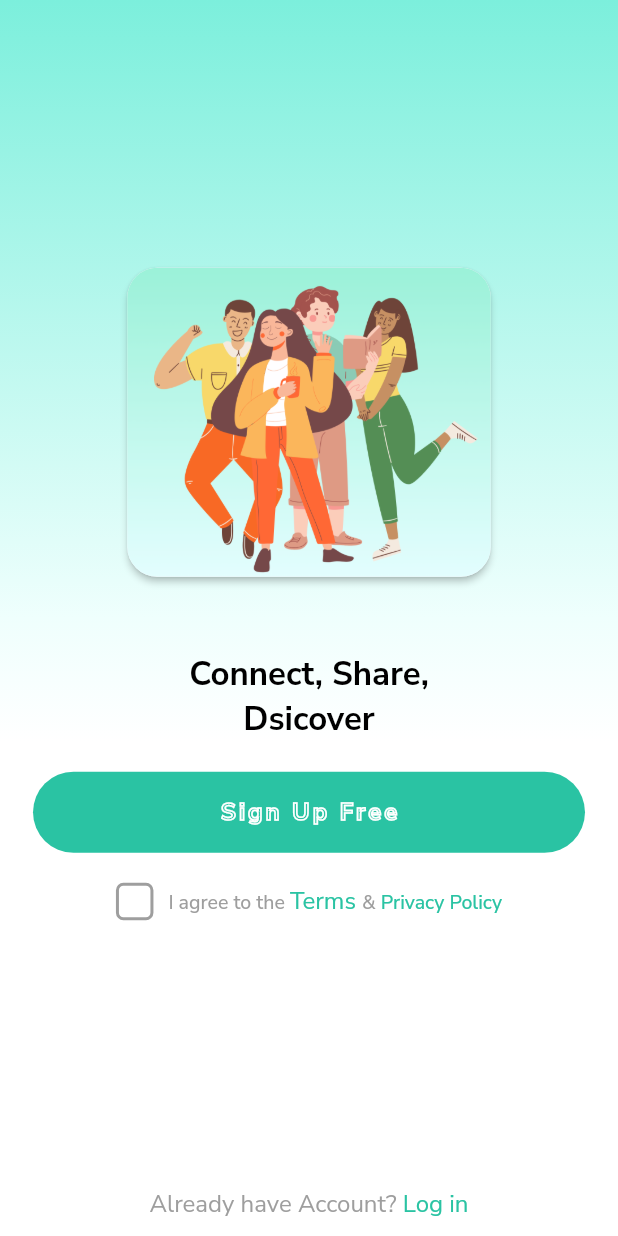
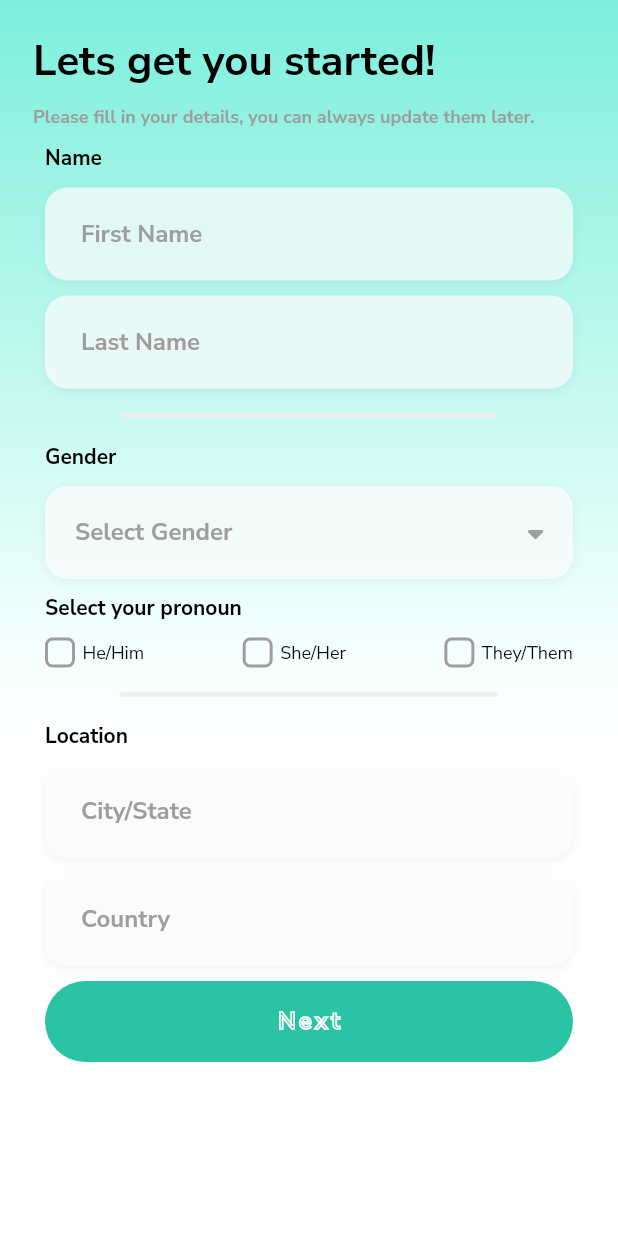
Before and after one commit to addy-96/Gramify, a Flutter app: the screen it shows after launch, on a phone screen of 412 x 824 dp. Run offline on Flutter 3.47's test engine with Material 3 defaults, Android fonts, the phone set to English and light mode, and no system bars; our stand-ins replace dio, dotted_border, flutter_bloc, flutter_dotenv, font_awesome_flutter, fpdart and 5 more.

Commit message:
draft: added profile fill up screen and other realted ui stuff

```diff
--- a/lib/core/enums.dart
+++ b/lib/core/enums.dart
@@ -1,6 +1 @@
-enum Validator {
-  email,
-  password,
-  username,
-  phone,
-}
+enum Validator { email, password, username, phone, firstName, lastName, state, country }
--- a/lib/core/routes/go_router.dart
+++ b/lib/core/routes/go_router.dart
@@ -1,16 +1,18 @@
 import 'package:go_router/go_router.dart';
 import 'package:gramify/core/routes/go_routes.dart';
+import 'package:gramify/features/auth/presentation/screens/fill_profile_screen.dart';
 import 'package:gramify/features/auth/presentation/screens/login_screen.dart';
 import 'package:gramify/features/auth/presentation/screens/onboarding_screen.dart';
 import 'package:gramify/features/auth/presentation/screens/register_screen.dart';
 import 'package:gramify/features/wrapper/presentation/screens/wrapper_screen.dart';
 
 final GoRouter router = GoRouter(
-  initialLocation: '/onboarding',
+  initialLocation: '/fill-profile',
   routes: [
     GoRoute(path: '/onboarding', builder: (context, state) => const OnboardingScreen(), name: GoRoutes.onboardingRoute),
     GoRoute(path: '/register', builder: (context, state) => const RegisterScreen(), name: GoRoutes.registerRoute),
     GoRoute(path: '/login', builder: (context, state) => const LoginScreen(), name: GoRoutes.loginRoute),
     GoRoute(path: '/wrapper', builder: (context, state) => const WrapperScreen(), name: GoRoutes.wrapperRoute),
+    GoRoute(path: '/fill-profile', builder: (context, state) => const FillProfileScreen(), name: GoRoutes.fillProfileRoute),
   ],
 );
--- a/lib/core/routes/go_routes.dart
+++ b/lib/core/routes/go_routes.dart
@@ -3,4 +3,5 @@ class GoRoutes {
   static const loginRoute = 'login';
   static const registerRoute = 'regiester';
   static const wrapperRoute = 'wrapper';
+  static const fillProfileRoute = 'fill-profile';
 }
--- a/lib/core/utils.dart
+++ b/lib/core/utils.dart
@@ -41,6 +41,18 @@ class Utils {
           return null;
         }
         return "Please enter a valid 10-digit phone number";
+      case Validator.firstName:
+        // TODO: Handle this case.
+        throw UnimplementedError();
+      case Validator.lastName:
+        // TODO: Handle this case.
+        throw UnimplementedError();
+      case Validator.state:
+        // TODO: Handle this case.
+        throw UnimplementedError();
+      case Validator.country:
+        // TODO: Handle this case.
+        throw UnimplementedError();
     }
   }
 
--- /dev/null
+++ b/lib/core/widgets/app_drop_down.dart
@@ -0,0 +1,112 @@
+import 'package:flutter/material.dart';
+import 'package:font_awesome_flutter/font_awesome_flutter.dart';
+import 'package:gramify/core/theme/colors.dart';
+import 'package:gramify/core/theme/text_styles.dart';
+
+class AppDropDown extends StatefulWidget {
+  const AppDropDown({super.key, required this.defaultText, required this.options});
+  final String defaultText;
+  final List<String> options;
+
+  @override
+  State<AppDropDown> createState() => _AppDropDownState();
+}
+
+class _AppDropDownState extends State<AppDropDown> {
+  OverlayEntry? _overlayEntry;
+  String? selectedOption;
+
+  void _showMenu() async {
+    final RenderBox renderBox = context.findRenderObject() as RenderBox;
+    final Offset position = renderBox.localToGlobal(Offset.zero);
+    final Size size = renderBox.size;
+
+    _overlayEntry = OverlayEntry(
+      builder: (context) {
+        return GestureDetector(
+          behavior: HitTestBehavior.translucent,
+          onTap: () {
+            _overlayEntry?.remove();
+            _overlayEntry = null;
+          },
+          child: Stack(
+            children: [
+              Positioned(
+                top: position.dy + size.height,
+                left: 40,
+                right: 40,
+                child: Material(
+                  elevation: 6,
+                  borderRadius: BorderRadius.circular(20),
+                  child: Container(
+                    width: 150,
+                    decoration: BoxDecoration(borderRadius: BorderRadius.circular(20), color: Colors.white),
+                    padding: const EdgeInsets.all(8),
+                    child: Column(
+                      mainAxisSize: MainAxisSize.min,
+                      children:
+                          widget.options
+                              .map(
+                                (option) => InkWell(
+                                  splashColor: Appcolors.gradientMint,
+                                  onTap: () {
+                                    _overlayEntry?.remove();
+                                    _overlayEntry = null;
+                                    setState(() {
+                                      selectedOption = option;
+                                    });
+                                  },
+                                  child: Container(
+                                    decoration: BoxDecoration(
+                                      borderRadius: BorderRadius.circular(20),
+                                      color: option == selectedOption ? Appcolors.gradientMint.withValues(alpha: 0.5) : Colors.transparent,
+                                    ),
+                                    width: double.infinity,
+                                    padding: const EdgeInsets.symmetric(vertical: 12, horizontal: 16),
+                                    child: Text(option, style: AppTextStyles.bodyLarge()),
+                                  ),
+                                ),
+                              )
+                              .toList(),
+                    ),
+                  ),
+                ),
+              ),
+            ],
+          ),
+        );
+      },
+    );
+
+    Overlay.of(context).insert(_overlayEntry!);
+    return;
+  }
+
+  @override
+  Widget build(BuildContext context) {
+    return InkWell(
+      onTap: () async {
+        _showMenu();
+      },
+      child: Container(
+        width: double.infinity,
+        padding: const EdgeInsets.all(20),
+        decoration: BoxDecoration(
+          color: Colors.white70,
+          borderRadius: BorderRadius.circular(15),
+          boxShadow: [BoxShadow(color: Colors.black.withValues(alpha: 0.05), blurRadius: 5, offset: const Offset(0, 2))],
+        ),
+        child: Row(
+          mainAxisAlignment: MainAxisAlignment.spaceBetween,
+          children: [
+            Text(
+              selectedOption ?? widget.defaultText,
+              style: AppTextStyles.bodyLarge().copyWith(fontWeight: FontWeight.bold, color: selectedOption == null ? Colors.grey.shade500 : Colors.black),
+            ),
+            FaIcon(FontAwesomeIcons.caretDown, size: 16, color: Colors.grey.shade500),
+          ],
+        ),
+      ),
+    );
+  }
+}
--- a/lib/core/widgets/gsnack.dart
+++ /dev/null
@@ -1,30 +0,0 @@
-import 'package:flutter/material.dart';
-import 'package:gramify/core/theme/colors.dart';
-import 'package:gramify/core/theme/text_styles.dart';
-
-dynamic gSnack(BuildContext context, String message) =>
-    ScaffoldMessenger.of(context)
-      ..clearSnackBars()
-      ..showSnackBar(
-        SnackBar(
-          behavior: SnackBarBehavior.floating,
-          dismissDirection: DismissDirection.down,
-          duration: const Duration(seconds: 2),
-          padding: const EdgeInsets.all(0),
-          backgroundColor: Colors.transparent,
-          content: Container(
-            height: 60,
-            width: double.infinity,
-            decoration: BoxDecoration(
-              borderRadius: BorderRadius.circular(20),
-              border: Border.all(width: 0.2, color: Colors.grey.shade300),
-              gradient: const LinearGradient(
-                begin: Alignment.topLeft,
-                end: Alignment.centerRight,
-                colors: [Appcolors.gradientLight, Appcolors.white, Appcolors.gradientLight],
-              ),
-            ),
-            child: Center(child: Text(message, style: AppTextStyles.bodySmall())),
-          ),
-        ),
-      );
--- /dev/null
+++ b/lib/features/auth/presentation/screens/fill_profile_screen.dart
@@ -0,0 +1,174 @@
+import 'package:dotted_border/dotted_border.dart';
+import 'package:flutter/material.dart';
+import 'package:font_awesome_flutter/font_awesome_flutter.dart';
+import 'package:gap/gap.dart';
+import 'package:gramify/core/enums.dart';
+import 'package:gramify/core/theme/colors.dart';
+import 'package:gramify/core/theme/spacing.dart';
+import 'package:gramify/core/theme/text_styles.dart';
+import 'package:gramify/core/utils.dart';
+import 'package:gramify/core/widgets/app_filled_button.dart';
+import 'package:gramify/core/widgets/app_gradient_scaffold.dart';
+import 'package:gramify/core/widgets/app_outlined_button.dart';
+import 'package:gramify/core/widgets/app_text_field.dart';
+import 'package:gramify/core/widgets/app_drop_down.dart';
+
+class FillProfileScreen extends StatefulWidget {
+  const FillProfileScreen({super.key});
+
+  @override
+  State<FillProfileScreen> createState() => _FillProfileScreenState();
+}
+
+class _FillProfileScreenState extends State<FillProfileScreen> {
+  final GlobalKey<FormState> _formKey = GlobalKey<FormState>();
+  final TextEditingController _firstNameController = TextEditingController();
+  final TextEditingController _lastNameController = TextEditingController();
+  final TextEditingController _stateController = TextEditingController();
+  final TextEditingController _countryController = TextEditingController();
+  int currentScreenIndex = 0;
+
+  @override
+  Widget build(BuildContext context) {
+    return AppGradientScaffold(
+      body: Padding(
+        padding: const EdgeInsets.symmetric(vertical: AppSpacing.bodyxSmall, horizontal: AppSpacing.bodyxLarge),
+        child: currentScreenIndex == 0 ? _buildFormScreen() : _buildProfilePictureScreen(),
+      ),
+    );
+  }
+
+  Widget _buildFormScreen() => Form(
+    key: _formKey,
+    child: SingleChildScrollView(
+      child: Column(
+        mainAxisAlignment: MainAxisAlignment.start,
+        crossAxisAlignment: CrossAxisAlignment.stretch,
+        spacing: 10,
+        children: [
+          const Gap(10),
+          Text('Lets get you started!', style: AppTextStyles.titleLarge().copyWith(fontWeight: FontWeight.bold)),
+          Text(
+            'Please fill in your details, you can always update them later.',
+            style: AppTextStyles.caption().copyWith(fontWeight: FontWeight.bold, color: Colors.grey.shade500),
+          ),
+          Padding(
+            padding: const EdgeInsets.symmetric(horizontal: 8.0),
+            child: Column(
+              spacing: 10,
+              crossAxisAlignment: CrossAxisAlignment.start,
+              children: [
+                Text('Name', style: AppTextStyles.bodyMedium().copyWith(fontWeight: FontWeight.bold)),
+                AppTextField(
+                  maxLength: 30,
+                  inputType: TextInputType.text,
+                  hintText: 'First Name',
+                  controller: _firstNameController,
+                  validator: (value) => Utils.validateTextFieldInput(Validator.firstName, value),
+                ),
+                AppTextField(
+                  maxLength: 30,
+                  inputType: TextInputType.text,
+                  hintText: 'Last Name',
+                  controller: _lastNameController,
+                  validator: (value) => Utils.validateTextFieldInput(Validator.lastName, value),
+                ),
+                Divider(color: Colors.grey.shade200, thickness: 3, radius: BorderRadius.circular(20), endIndent: 50, indent: 50),
+                Text('Gender', style: AppTextStyles.bodyMedium().copyWith(fontWeight: FontWeight.bold)),
+                const AppDropDown(defaultText: 'Select Gender', options: ['Male', 'Female', 'Other']),
+                Text('Select your pronoun', style: AppTextStyles.bodyMedium().copyWith(fontWeight: FontWeight.bold)),
+                Row(
+                  mainAxisAlignment: MainAxisAlignment.spaceBetween,
+                  children: [
+                    Row(
+                      children: [
+                        Container(
+                          height: 20,
+                          width: 20,
+                          padding: const EdgeInsets.all(1),
+                          decoration: BoxDecoration(borderRadius: BorderRadius.circular(5), border: Border.all(width: 2, color: Colors.grey.shade500)),
+                        ),
+                        const Gap(5),
+                        Text('He/Him', style: AppTextStyles.bodySmall()),
+                      ],
+                    ),
+                    Row(
+                      children: [
+                        Container(
+                          height: 20,
+                          width: 20,
+                          padding: const EdgeInsets.all(1),
+                          decoration: BoxDecoration(borderRadius: BorderRadius.circular(5), border: Border.all(width: 2, color: Colors.grey.shade500)),
+                        ),
+                        const Gap(5),
+                        Text('She/Her', style: AppTextStyles.bodySmall()),
+                      ],
+                    ),
+                    Row(
+                      children: [
+                        Container(
+                          height: 20,
+                          width: 20,
+                          padding: const EdgeInsets.all(1),
+                          decoration: BoxDecoration(borderRadius: BorderRadius.circular(5), border: Border.all(width: 2, color: Colors.grey.shade500)),
+                        ),
+                        const Gap(5),
+                        Text('They/Them', style: AppTextStyles.bodySmall()),
+                      ],
+                    ),
+                  ],
+                ),
+                Divider(color: Colors.grey.shade200, thickness: 3, radius: BorderRadius.circular(20), endIndent: 50, indent: 50),
+                Text('Location', style: AppTextStyles.bodyMedium().copyWith(fontWeight: FontWeight.bold)),
+                AppTextField(
+                  maxLength: 30,
+                  inputType: TextInputType.text,
+                  hintText: 'City/State',
+                  controller: _stateController,
+                  validator: (value) => Utils.validateTextFieldInput(Validator.state, value),
+                ),
+                AppTextField(
+                  maxLength: 30,
+                  inputType: TextInputType.text,
+                  hintText: 'Country',
+                  controller: _countryController,
+                  validator: (value) => Utils.validateTextFieldInput(Validator.country, value),
+                ),
+                Center(child: AppFilledButton(text: 'Next', onTap: () {})),
+                const Gap(10),
+              ],
+            ),
+          ),
+        ],
+      ),
+    ),
+  );
+
+  Widget _buildProfilePictureScreen() => Column(
+    mainAxisAlignment: MainAxisAlignment.spaceBetween,
+    children: [
+      Padding(
+        padding: const EdgeInsets.only(top: 10),
+        child: Text('Add your profile picture!', style: AppTextStyles.titleMedium().copyWith(fontWeight: FontWeight.bold), textAlign: TextAlign.center),
+      ),
+      InkWell(
+        onTap: () {},
+        child: DottedBorder(
+          options: const CircularDottedBorderOptions(
+            dashPattern: [6, 10],
+            strokeWidth: 6,
+            padding: EdgeInsets.all(0),
+            color: Appcolors.gradientMint, // needed if gradient is used
+          ),
+          child: Container(
+            height: Utils.getScreenWidth(context) / 2,
+            width: Utils.getScreenWidth(context) / 2,
+            decoration: const BoxDecoration(shape: BoxShape.circle, color: Colors.transparent),
+            child: Center(child: FaIcon(FontAwesomeIcons.solidCamera, color: Colors.grey.shade500, size: Utils.getScreenWidth(context) / 5)),
+          ),
+        ),
+      ),
+      Column(spacing: 10, children: [AppOutlinedButton(onTap: () {}, text: 'Skip'), AppFilledButton(onTap: () {}, text: 'Save')]),
+    ],
+  );
+}
--- a/lib/features/auth/presentation/screens/login_screen.dart
+++ b/lib/features/auth/presentation/screens/login_screen.dart
@@ -11,7 +11,7 @@ import 'package:gramify/core/utils.dart';
 import 'package:gramify/core/widgets/app_filled_button.dart';
 import 'package:gramify/core/widgets/app_gradient_scaffold.dart';
 import 'package:gramify/core/widgets/app_text_field.dart';
-import 'package:gramify/core/widgets/gsnack.dart';
+import 'package:gramify/core/widgets/app_snack.dart';
 import 'package:gramify/features/auth/presentation/bloc/auth_bloc.dart';
 import 'package:gramify/features/auth/presentation/bloc/auth_events.dart';
 import 'package:gramify/features/auth/presentation/bloc/auth_states.dart';
@@ -53,7 +53,7 @@ class _LoginScreenState extends State<LoginScreen> {
             context.goNamed(GoRoutes.wrapperRoute);
           }
           if (state is AuthErrorState) {
-            gSnack(context, state.message);
+            appSnack(context, state.message);
           }
         },
         builder: (context, state) {
--- a/lib/features/auth/presentation/screens/onboarding_screen.dart
+++ b/lib/features/auth/presentation/screens/onboarding_screen.dart
@@ -10,7 +10,7 @@ import 'package:gramify/core/theme/text_styles.dart';
 import 'package:gramify/core/utils.dart';
 import 'package:gramify/core/widgets/app_filled_button.dart';
 import 'package:gramify/core/widgets/app_gradient_scaffold.dart';
-import 'package:gramify/core/widgets/gsnack.dart';
+import 'package:gramify/core/widgets/app_snack.dart';
 import 'package:gramify/features/auth/presentation/bloc/auth_bloc.dart';
 import 'package:gramify/features/auth/presentation/bloc/auth_events.dart';
 import 'package:gramify/features/auth/presentation/bloc/auth_states.dart';
@@ -41,7 +41,7 @@ class _OnboardingScreenState extends State<OnboardingScreen> {
         child: BlocConsumer<AuthBloc, AuthStates>(
           listener: (context, state) {
             if (state is AuthErrorState) {
-              gSnack(context, state.message);
+              appSnack(context, state.message);
             } else if (state is AuthenticatedState) {
               context.goNamed(GoRoutes.wrapperRoute);
             }
@@ -83,7 +83,7 @@ class _OnboardingScreenState extends State<OnboardingScreen> {
                         if (_hasAgreedToTerms) {
                           context.pushNamed(GoRoutes.registerRoute);
                         } else {
-                          gSnack(context, "Please agree to terms!");
+                          appSnack(context, "Please agree to terms!");
                         }
                       },
                     ),
--- a/lib/features/auth/presentation/screens/register_screen.dart
+++ b/lib/features/auth/presentation/screens/register_screen.dart
@@ -11,7 +11,7 @@ import 'package:gramify/core/utils.dart';
 import 'package:gramify/core/widgets/app_filled_button.dart';
 import 'package:gramify/core/widgets/app_gradient_scaffold.dart';
 import 'package:gramify/core/widgets/app_text_field.dart';
-import 'package:gramify/core/widgets/gsnack.dart';
+import 'package:gramify/core/widgets/app_snack.dart';
 import 'package:gramify/features/auth/presentation/bloc/auth_bloc.dart';
 import 'package:gramify/features/auth/presentation/bloc/auth_events.dart';
 import 'package:gramify/features/auth/presentation/bloc/auth_states.dart';
@@ -51,7 +51,7 @@ class _SignupScreenState extends State<RegisterScreen> {
             context.goNamed(GoRoutes.wrapperRoute);
           }
           if (state is AuthErrorState) {
-            gSnack(context, state.message);
+            appSnack(context, state.message);
           }
         },
         builder: (context, state) {
--- a/pubspec.yaml
+++ b/pubspec.yaml
@@ -21,6 +21,7 @@ dependencies:
   shared_preferences: ^2.5.4
   font_awesome_flutter: ^10.12.0
   google_fonts: ^6.3.3
+  dotted_border: ^3.1.0
 
 dev_dependencies:
   flutter_test:
```
Also changed, not shown: lib/core/widgets/app_outlined_button.dart (added, +39 -0 lines), lib/core/widgets/app_snack.dart (added, +31 -0 lines), pubspec.lock.
